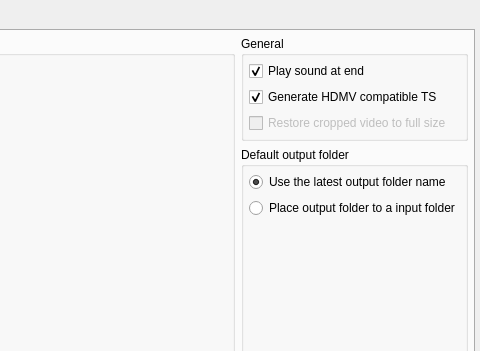
This is tsMuxerGUI/tsmuxerwindow.ui in teaching-droid/tsMuxer as Qt 5 draws it before an edit; both pictures show x 540 to 1020 and y 0 to 351 of the 1020 by 910 pixel window. The edited form follows.
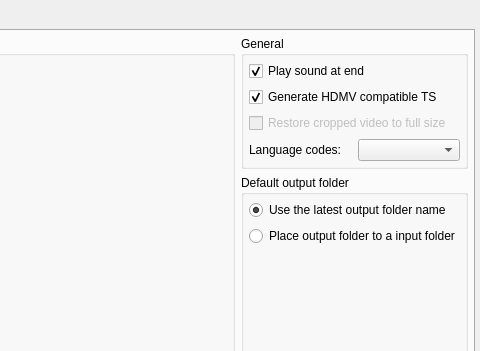
This is the edited form. The open tabs and pages were chosen to show the change. Icons and pictures are not drawn.

Commit message: feat: the window chooses which form language codes are shown in, and remembers it

What changed in the file:
```diff
--- a/tsMuxerGUI/tsmuxerwindow.ui
+++ b/tsMuxerGUI/tsmuxerwindow.ui
@@ -1220,6 +1220,20 @@
                </property>
               </widget>
              </item>
+             <item>
+              <layout class="QHBoxLayout" name="langCodesLayout">
+               <item>
+                <widget class="QLabel" name="langCodesLabel">
+                 <property name="text">
+                  <string>Language codes:</string>
+                 </property>
+                </widget>
+               </item>
+               <item>
+                <widget class="QComboBox" name="langCodesComboBox"/>
+               </item>
+              </layout>
+             </item>
             </layout>
            </widget>
           </item>
```
Left out of the diff: 1 changed line with no effect on the pictures. The commit also changes 9 other files.
